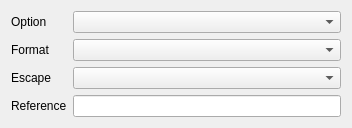
This is src/x/flow/nodeeditor/nodes/dataprocess/filterui.ui in x-tools-author/x-tools as Qt 5 draws it before an edit. The edited form follows.
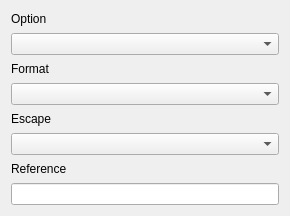
This is the edited form.

What changed in the file:
```diff
--- a/src/x/flow/nodeeditor/nodes/dataprocess/filterui.ui
+++ b/src/x/flow/nodeeditor/nodes/dataprocess/filterui.ui
@@ -6,14 +6,21 @@
    <rect>
     <x>0</x>
     <y>0</y>
-    <width>327</width>
-    <height>112</height>
+    <width>286</width>
+    <height>216</height>
    </rect>
   </property>
   <property name="windowTitle">
    <string notr="true">Form</string>
   </property>
   <layout class="QGridLayout" name="gridLayout">
+   <item row="6" column="0">
+    <widget class="QLabel" name="label_2">
+     <property name="text">
+      <string>Reference</string>
+     </property>
+    </widget>
+   </item>
    <item row="0" column="0">
     <widget class="QLabel" name="label">
      <property name="text">
@@ -21,28 +28,30 @@
      </property>
     </widget>
    </item>
-   <item row="1" column="0">
-    <widget class="QLabel" name="label_3">
-     <property name="text">
-      <string>Format</string>
-     </property>
-    </widget>
+   <item row="3" column="0">
+    <widget class="QComboBox" name="comboBoxFormat"/>
    </item>
-   <item row="2" column="0">
+   <item row="5" column="0">
+    <widget class="QComboBox" name="comboBoxEscape"/>
+   </item>
+   <item row="4" column="0">
     <widget class="QLabel" name="label_4">
      <property name="text">
       <string>Escape</string>
      </property>
     </widget>
    </item>
-   <item row="3" column="0">
-    <widget class="QLabel" name="label_2">
+   <item row="2" column="0">
+    <widget class="QLabel" name="label_3">
      <property name="text">
-      <string>Reference</string>
+      <string>Format</string>
      </property>
     </widget>
    </item>
-   <item row="3" column="1" colspan="2">
+   <item row="1" column="0">
+    <widget class="QComboBox" name="comboBoxOption"/>
+   </item>
+   <item row="7" column="0">
     <widget class="QLineEdit" name="lineEditReference">
      <property name="minimumSize">
       <size>
@@ -52,15 +61,6 @@
      </property>
     </widget>
    </item>
-   <item row="0" column="1" colspan="2">
-    <widget class="QComboBox" name="comboBoxOption"/>
-   </item>
-   <item row="1" column="1" colspan="2">
-    <widget class="QComboBox" name="comboBoxFormat"/>
-   </item>
-   <item row="2" column="1" colspan="2">
-    <widget class="QComboBox" name="comboBoxEscape"/>
-   </item>
   </layout>
  </widget>
  <resources/>
```
